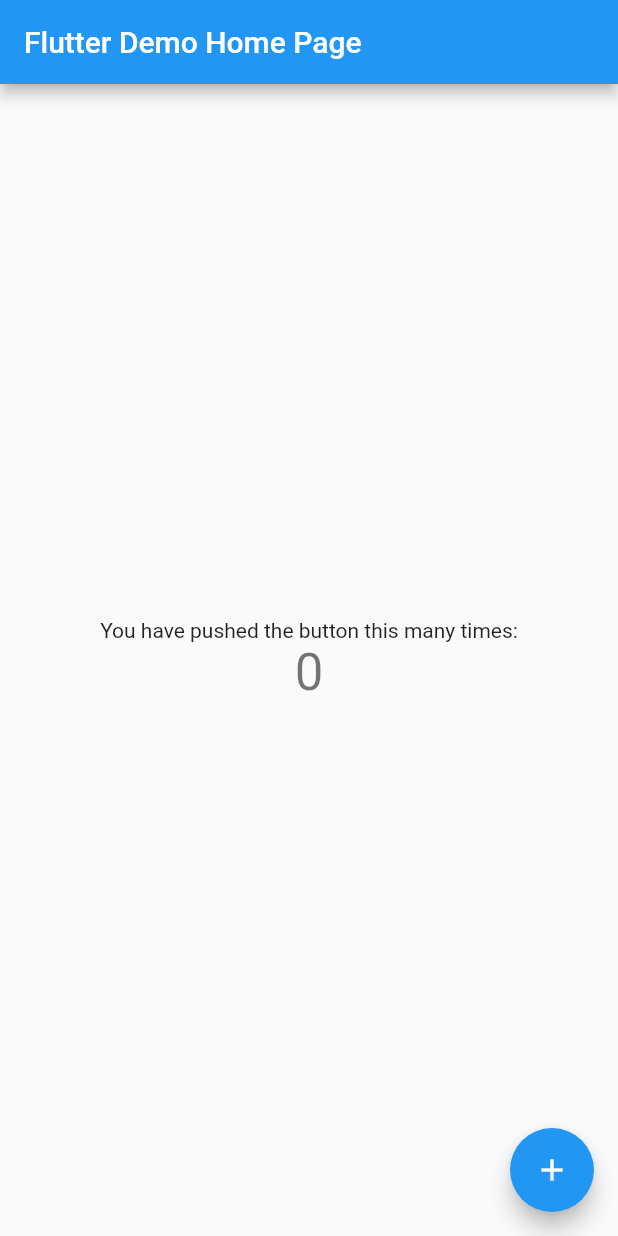
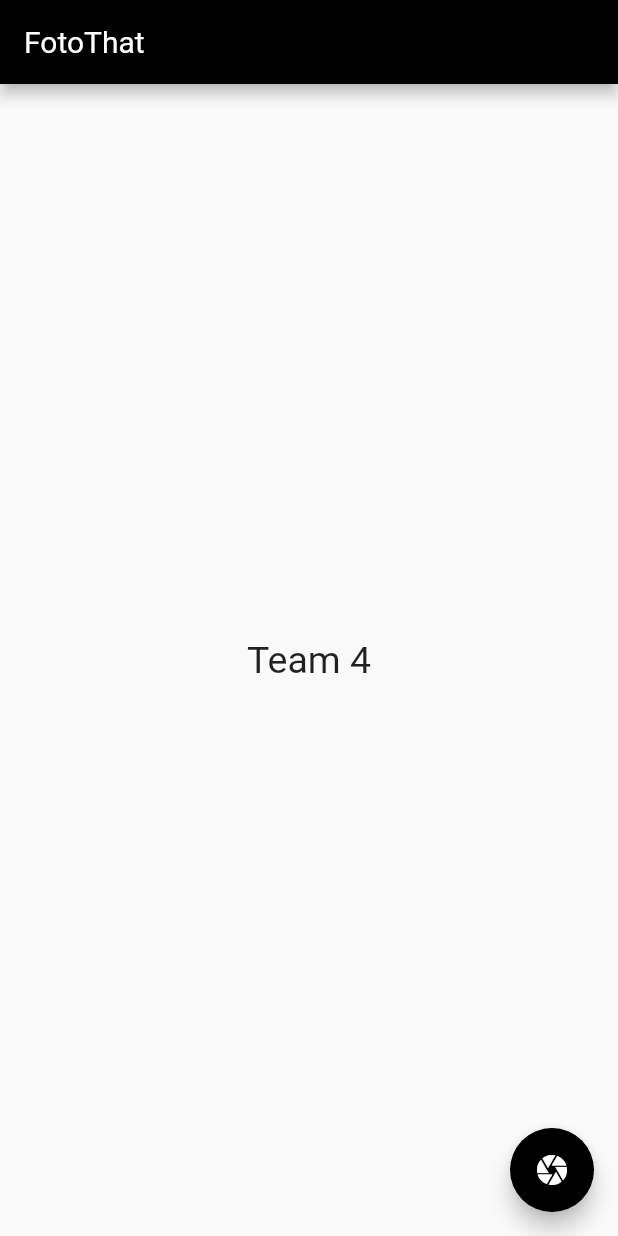
Before and after one commit to aswanthek1/hackathon-team-4, a Flutter app: the screen it shows after launch, on a phone screen of 412 x 824 dp. Run offline on Flutter 3.47's test engine with Material 2 defaults, Android fonts, the phone set to English and light mode, and no system bars.

Commit message:
updated app

```diff
--- /dev/null
+++ b/lib/homepage.dart
@@ -0,0 +1,39 @@
+import 'package:flutter/material.dart';
+
+class MyHome extends StatefulWidget {
+  const MyHome({super.key});
+
+  @override
+  State<MyHome> createState() => _MyHomeState();
+}
+
+class _MyHomeState extends State<MyHome> {
+  @override
+  Widget build(BuildContext context) {
+    return Scaffold(
+      appBar: AppBar(
+        title: const Text("FotoThat"),
+        titleTextStyle: const TextStyle(color: Colors.white, fontSize: 20),
+        backgroundColor: Colors.black,
+      ),
+      body: SizedBox(
+        width: double.infinity,
+        child: Column(
+          crossAxisAlignment: CrossAxisAlignment.center,
+          mainAxisAlignment: MainAxisAlignment.center,
+          children: const [
+            Text(
+              "Team 4",
+              style: TextStyle(fontSize: 25),
+            ),
+          ],
+        ),
+      ),
+      floatingActionButton: FloatingActionButton(
+        onPressed: () => {},
+        backgroundColor: Colors.black,
+        child: const Icon(Icons.camera, color: Colors.white),
+      ),
+    );
+  }
+}
--- a/lib/main.dart
+++ b/lib/main.dart
@@ -1,4 +1,6 @@
 import 'package:flutter/material.dart';
+
+import "./homepage.dart";
 
 void main() {
   runApp(const MyApp());
@@ -6,110 +8,11 @@ void main() {
 
 class MyApp extends StatelessWidget {
   const MyApp({super.key});
-
-  // This widget is the root of your application.
   @override
   Widget build(BuildContext context) {
-    return MaterialApp(
-      title: 'Flutter Demo',
-      theme: ThemeData(
-        // This is the theme of your application.
-        //
-        // Try running your application with "flutter run". You'll see the
-        // application has a blue toolbar. Then, without quitting the app, try
-        // changing the primarySwatch below to Colors.green and then invoke
-        // "hot reload" (press "r" in the console where you ran "flutter run",
-        // or simply save your changes to "hot reload" in a Flutter IDE).
-        // Notice that the counter didn't reset back to zero; the application
-        // is not restarted.
-        primarySwatch: Colors.blue,
-      ),
-      home: const MyHomePage(title: 'Flutter Demo Home Page'),
+    return const MaterialApp(
+      title: 'FotoThat',
+      home: MyHome(),
     );
   }
 }
-
-class MyHomePage extends StatefulWidget {
-  const MyHomePage({super.key, required this.title});
-
-  // This widget is the home page of your application. It is stateful, meaning
-  // that it has a State object (defined below) that contains fields that affect
-  // how it looks.
-
-  // This class is the configuration for the state. It holds the values (in this
-  // case the title) provided by the parent (in this case the App widget) and
-  // used by the build method of the State. Fields in a Widget subclass are
-  // always marked "final".
-
-  final String title;
-
-  @override
-  State<MyHomePage> createState() => _MyHomePageState();
-}
-
-class _MyHomePageState extends State<MyHomePage> {
-  int _counter = 0;
-
-  void _incrementCounter() {
-    setState(() {
-      // This call to setState tells the Flutter framework that something has
-      // changed in this State, which causes it to rerun the build method below
-      // so that the display can reflect the updated values. If we changed
-      // _counter without calling setState(), then the build method would not be
-      // called again, and so nothing would appear to happen.
-      _counter++;
-    });
-  }
-
-  @override
-  Widget build(BuildContext context) {
-    // This method is rerun every time setState is called, for instance as done
-    // by the _incrementCounter method above.
-    //
-    // The Flutter framework has been optimized to make rerunning build methods
-    // fast, so that you can just rebuild anything that needs updating rather
-    // than having to individually change instances of widgets.
-    return Scaffold(
-      appBar: AppBar(
-        // Here we take the value from the MyHomePage object that was created by
-        // the App.build method, and use it to set our appbar title.
-        title: Text(widget.title),
-      ),
-      body: Center(
-        // Center is a layout widget. It takes a single child and positions it
-        // in the middle of the parent.
-        child: Column(
-          // Column is also a layout widget. It takes a list of children and
-          // arranges them vertically. By default, it sizes itself to fit its
-          // children horizontally, and tries to be as tall as its parent.
-          //
-          // Invoke "debug painting" (press "p" in the console, choose the
-          // "Toggle Debug Paint" action from the Flutter Inspector in Android
-          // Studio, or the "Toggle Debug Paint" command in Visual Studio Code)
-          // to see the wireframe for each widget.
-          //
-          // Column has various properties to control how it sizes itself and
-          // how it positions its children. Here we use mainAxisAlignment to
-          // center the children vertically; the main axis here is the vertical
-          // axis because Columns are vertical (the cross axis would be
-          // horizontal).
-          mainAxisAlignment: MainAxisAlignment.center,
-          children: <Widget>[
-            const Text(
-              'You have pushed the button this many times:',
-            ),
-            Text(
-              '$_counter',
-              style: Theme.of(context).textTheme.headlineMedium,
-            ),
-          ],
-        ),
-      ),
-      floatingActionButton: FloatingActionButton(
-        onPressed: _incrementCounter,
-        tooltip: 'Increment',
-        child: const Icon(Icons.add),
-      ), // This trailing comma makes auto-formatting nicer for build methods.
-    );
-  }
-}
```
